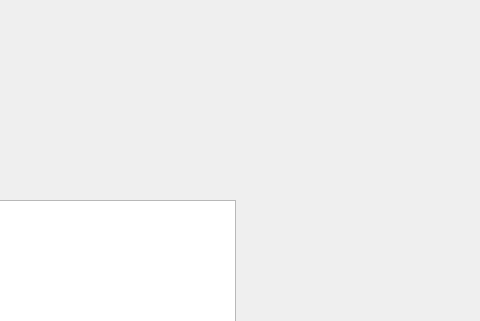
Qt form src/WorkAttendanceQT/WorkAttendanceQT.ui (Liupeter01/WorkAttendanceQT) before a commit; both pictures show x 545 to 1025 and y 240 to 561 of the 1025 by 730 pixel window.
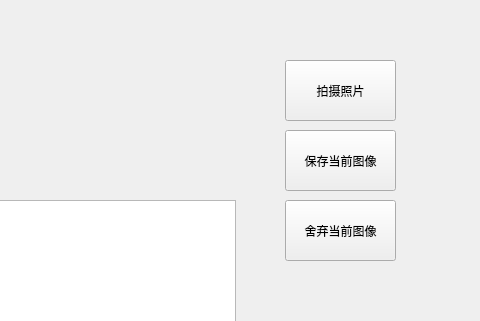
The same form after that commit.

Commit message: 1. 增加了对于新输入图像的通知函数，该原理通过原子变量实现 2. 引入多个用于条件变量的条件函数，用于多线程(视频显示线程，训练线程)间的协调工作 3. 在人脸位置识别模块中条件了对于矩形方块写入的互斥锁结构

Patch:
```diff
--- a/src/WorkAttendanceQT/WorkAttendanceQT.ui
+++ b/src/WorkAttendanceQT/WorkAttendanceQT.ui
@@ -19,8 +19,8 @@
   <widget class="QLabel" name="VideoDisplay">
    <property name="geometry">
     <rect>
-     <x>220</x>
-     <y>30</y>
+     <x>230</x>
+     <y>40</y>
      <width>571</width>
      <height>371</height>
     </rect>
@@ -566,6 +566,45 @@
     <string>登录系统</string>
    </property>
   </widget>
+  <widget class="QPushButton" name="ConfirmTranningSet">
+   <property name="geometry">
+    <rect>
+     <x>830</x>
+     <y>370</y>
+     <width>111</width>
+     <height>61</height>
+    </rect>
+   </property>
+   <property name="text">
+    <string>保存当前图像</string>
+   </property>
+  </widget>
+  <widget class="QPushButton" name="IgnoreTranningSet">
+   <property name="geometry">
+    <rect>
+     <x>830</x>
+     <y>440</y>
+     <width>111</width>
+     <height>61</height>
+    </rect>
+   </property>
+   <property name="text">
+    <string>舍弃当前图像</string>
+   </property>
+  </widget>
+  <widget class="QPushButton" name="TakePicture">
+   <property name="geometry">
+    <rect>
+     <x>830</x>
+     <y>300</y>
+     <width>111</width>
+     <height>61</height>
+    </rect>
+   </property>
+   <property name="text">
+    <string>拍摄照片</string>
+   </property>
+  </widget>
  </widget>
  <layoutdefault spacing="6" margin="11"/>
  <resources>
```
Left out of the diff: 17 changed lines with no effect on the pictures. The commit also changes 5 other files.
